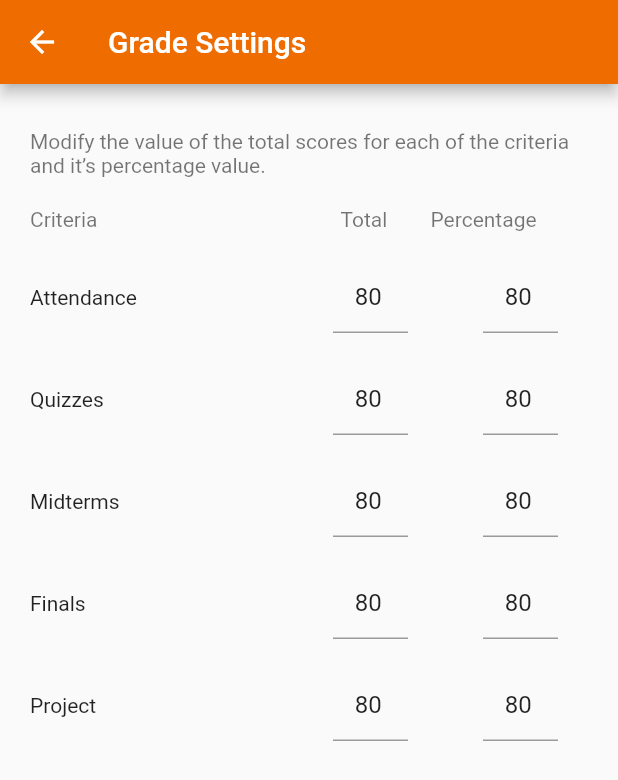
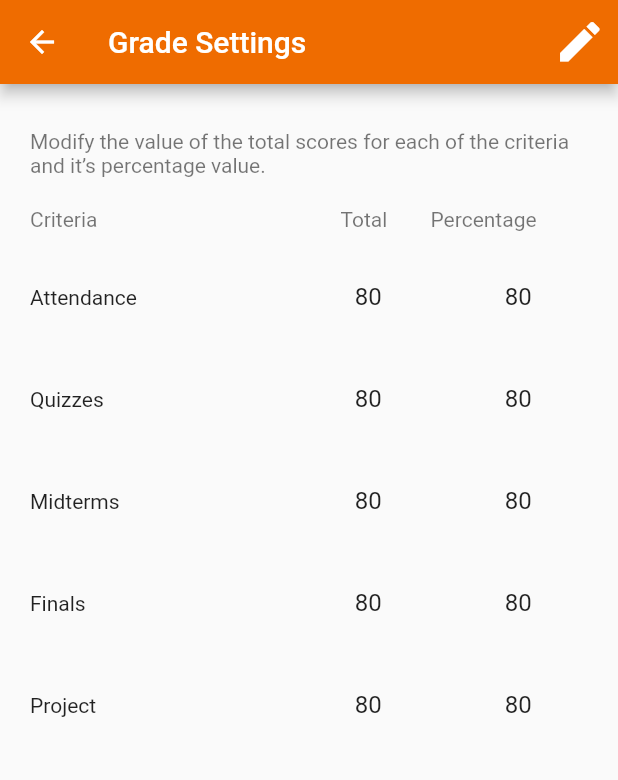
Before and after one commit to Jojojoaaaa/CalcuGrade, a Flutter app: the Settings screen opened directly, on a phone screen of 412 x 824 dp. Shown: the top 780 px of the screen. Run offline on Flutter 3.47's test engine with Material 2 defaults, Android fonts, the phone set to English and light mode, and no system bars.

Commit message:
settings screen 2
- finish setting screen
- added global themes
- reorganized widgets

```diff
--- a/lib/screens/grades/grades_settings/settings.dart
+++ b/lib/screens/grades/grades_settings/settings.dart
@@ -1,4 +1,11 @@
 import 'package:flutter/material.dart';
+
+import 'package:calcugrade/screens/grades/local_widgets/instruction.dart';
+import 'package:calcugrade/screens/grades/local_widgets/header.dart';
+import 'package:calcugrade/screens/grades/local_widgets/line_entry.dart';
+import 'package:calcugrade/screens/grades/local_widgets/action_buttons.dart';
+import 'package:calcugrade/widgets/layouts/scrollview.dart';
+import 'package:calcugrade/widgets/snack_bar/custom_snack_bar.dart';
 
 class Settings extends StatefulWidget {
   Settings({Key key}) : super(key: key);
@@ -14,104 +21,62 @@ class _SettingsState extends State<Settings> {
       midtermsPercent,
       finalsPercent,
       projectPercent;
+  bool isEditting = false;
 
-  showInstruction(BuildContext ctx) {
-    return Padding(
-        padding: EdgeInsets.only(top: 10, bottom: 10),
-        child: Text(
-            "Modify the value of the total scores for each of the criteria and it’s percentage value.",
-            style: Theme.of(ctx).textTheme.caption));
+  buildBodyLayout(BuildContext context, BuildContext sContext, BoxConstraints viewportConstraints) {
+    List<Widget> children = [
+      showInstruction(context),
+      showHeader(context),
+      generateLine(context, "Attendance", 80, 80, isEditting),
+      generateLine(context, "Quizzes", 80, 80, isEditting),
+      generateLine(context, "Midterms", 80, 80, isEditting),
+      generateLine(context, "Finals", 80, 80, isEditting),
+      generateLine(context, "Project", 80, 80, isEditting),
+      isEditting ? showActionButtons(saveChanges, exitEditMode, sContext) : Container()
+    ];
+
+    return showScrollView(children, viewportConstraints);
   }
 
-  showHeader(BuildContext ctx) {
-    return Padding(
-        padding: EdgeInsets.only(top: 10, bottom: 10),
-        child:
-            Row(mainAxisAlignment: MainAxisAlignment.spaceBetween, children: [
-          Text("Criteria", style: Theme.of(ctx).textTheme.caption),
-          Row(children: [
-            Padding(
-              padding: EdgeInsets.only(left: 5, right: 5),
-              child: SizedBox(
-                  width: 50,
-                  child: Text("Total", style: Theme.of(ctx).textTheme.caption)),
-            ),
-            Padding(
-              padding: EdgeInsets.only(left: 5, right: 5),
-              child: SizedBox(
-                  width: 100,
-                  child: Text("Percentage",
-                      style: Theme.of(ctx).textTheme.caption)),
-            )
-          ])
-        ]));
+  void toggleEditMode() {
+    setState(() {
+      isEditting = true;
+    });
   }
 
-  generateLine(BuildContext ctx, String lable, int total, int percentage) {
-    return Padding(
-        padding: EdgeInsets.only(top: 10, bottom: 10),
-        child:
-            Row(mainAxisAlignment: MainAxisAlignment.spaceBetween, children: [
-          Text(lable, style: Theme.of(ctx).textTheme.bodyText2),
-          Row(children: [
-            Padding(
-              padding: EdgeInsets.only(left: 25, right: 25),
-              child: SizedBox(
-                  width: 50,
-                  child: TextField(
-                    textAlign: TextAlign.center,
-                    controller: TextEditingController(text: total.toString()),
-                    decoration: InputDecoration(
-                      border: UnderlineInputBorder(),
-                    ),
-                  )),
-            ),
-            Padding(
-              padding: EdgeInsets.only(left: 25, right: 20),
-              child: SizedBox(
-                  width: 50,
-                  child: TextField(
-                    textAlign: TextAlign.center,
-                    controller:
-                        TextEditingController(text: percentage.toString()),
-                    decoration: InputDecoration(
-                      border: UnderlineInputBorder(),
-                    ),
-                  )),
-            ),
-          ])
-        ]));
+  exitEditMode() {
+    setState(() {
+      isEditting = false;
+    });
+  }
+
+  saveChanges(context) {
+    exitEditMode();
+    // api call to save
+    displaySnackBar("Grade settings have been modified.", context);
+  }
+
+  editButton() {
+    return IconButton(
+        icon: Icon(Icons.edit),
+        iconSize: 35,
+        onPressed: () {
+          toggleEditMode();
+        });
   }
 
   @override
   Widget build(BuildContext context) {
-    return  Scaffold(
+    return Scaffold(
         appBar: AppBar(
           title: Text("Grade Settings"),
+          actions: [editButton()],
         ),
-  body: LayoutBuilder(
-    builder: (BuildContext context, BoxConstraints viewportConstraints) {
-      return SingleChildScrollView(
-        child: ConstrainedBox(
-          constraints: BoxConstraints(
-            minHeight: viewportConstraints.maxHeight,
-          ),
-          child: Padding(
-            padding: EdgeInsets.all(20),
-            child: Column(
-              children: [
-                showInstruction(context),
-                showHeader(context),
-                generateLine(context, "Attendance", 80, 80),
-                generateLine(context, "Quizzes", 80, 80),
-                generateLine(context, "Midterms", 80, 80),
-                generateLine(context, "Finals", 80, 80),
-                generateLine(context, "Project", 80, 80)
-              ],
-            )),
-        ),
-      );
-    },
-  ));
+        body: LayoutBuilder(
+            builder: (BuildContext sContext, BoxConstraints viewportConstraints) {
+              return buildBodyLayout(context, sContext, viewportConstraints);
+            }
+        )
+    );
   }
 }
--- /dev/null
+++ b/lib/screens/grades/local_widgets/header.dart
@@ -0,0 +1,24 @@
+import 'package:flutter/material.dart';
+
+showHeader(BuildContext ctx) {
+  return Padding(
+      padding: EdgeInsets.only(top: 10, bottom: 10),
+      child: Row(mainAxisAlignment: MainAxisAlignment.spaceBetween, children: [
+        Text("Criteria", style: Theme.of(ctx).textTheme.caption),
+        Row(children: [
+          Padding(
+            padding: EdgeInsets.only(left: 5, right: 5),
+            child: SizedBox(
+                width: 50,
+                child: Text("Total", style: Theme.of(ctx).textTheme.caption)),
+          ),
+          Padding(
+            padding: EdgeInsets.only(left: 5, right: 5),
+            child: SizedBox(
+                width: 100,
+                child:
+                    Text("Percentage", style: Theme.of(ctx).textTheme.caption)),
+          )
+        ])
+      ]));
+}
--- /dev/null
+++ b/lib/screens/grades/local_widgets/instruction.dart
@@ -0,0 +1,9 @@
+import 'package:flutter/material.dart';
+
+showInstruction(BuildContext ctx) {
+  return Padding(
+      padding: EdgeInsets.only(top: 10, bottom: 10),
+      child: Text(
+          "Modify the value of the total scores for each of the criteria and it’s percentage value.",
+          style: Theme.of(ctx).textTheme.caption));
+}
--- /dev/null
+++ b/lib/screens/grades/local_widgets/line_entry.dart
@@ -0,0 +1,37 @@
+import 'package:flutter/material.dart';
+
+generateLine(BuildContext ctx, String lable, int total, int percentage, bool isEditting) {
+  final border = isEditting ? UnderlineInputBorder() : InputBorder.none ;
+  return Padding(
+      padding: EdgeInsets.only(top: 10, bottom: 10),
+      child: Row(mainAxisAlignment: MainAxisAlignment.spaceBetween, children: [
+        Text(lable, style: Theme.of(ctx).textTheme.bodyText2),
+        Row(children: [
+          Padding(
+            padding: EdgeInsets.only(left: 25, right: 25),
+            child: SizedBox(
+                width: 50,
+                child: TextField(
+                  textAlign: TextAlign.center,
+                  controller: TextEditingController(text: total.toString()),
+                  decoration: InputDecoration(
+                    border: border
+                  ),
+                )),
+          ),
+          Padding(
+            padding: EdgeInsets.only(left: 25, right: 20),
+            child: SizedBox(
+                width: 50,
+                child: TextField(
+                  textAlign: TextAlign.center,
+                  controller:
+                      TextEditingController(text: percentage.toString()),
+                  decoration: InputDecoration(
+                    border: border
+                  ),
+                )),
+          ),
+        ])
+      ]));
+}
--- /dev/null
+++ b/lib/widgets/layouts/scrollview.dart
@@ -0,0 +1,13 @@
+import 'package:flutter/material.dart';
+
+showScrollView(List<Widget> children, viewportConstraints) {
+  return SingleChildScrollView(
+    child: ConstrainedBox(
+      constraints: BoxConstraints(
+        minHeight: viewportConstraints.maxHeight,
+      ),
+      child: Padding(
+          padding: EdgeInsets.all(20), child: Column(children: children)),
+    ),
+  );
+}
```
Also changed, not shown: lib/main.dart (+2 -16 lines), lib/screens/grades/local_widgets/action_buttons.dart (added, +32 -0 lines), lib/screens/home/home.dart (+2 -5 lines), lib/screens/students/students_add/add.dart (+2 -5 lines), lib/theme/button_style.dart (added, +17 -0 lines), lib/theme/style.dart (added, +13 -0 lines), lib/widgets/buttons/route_buttons.dart (+7 -2 lines).
